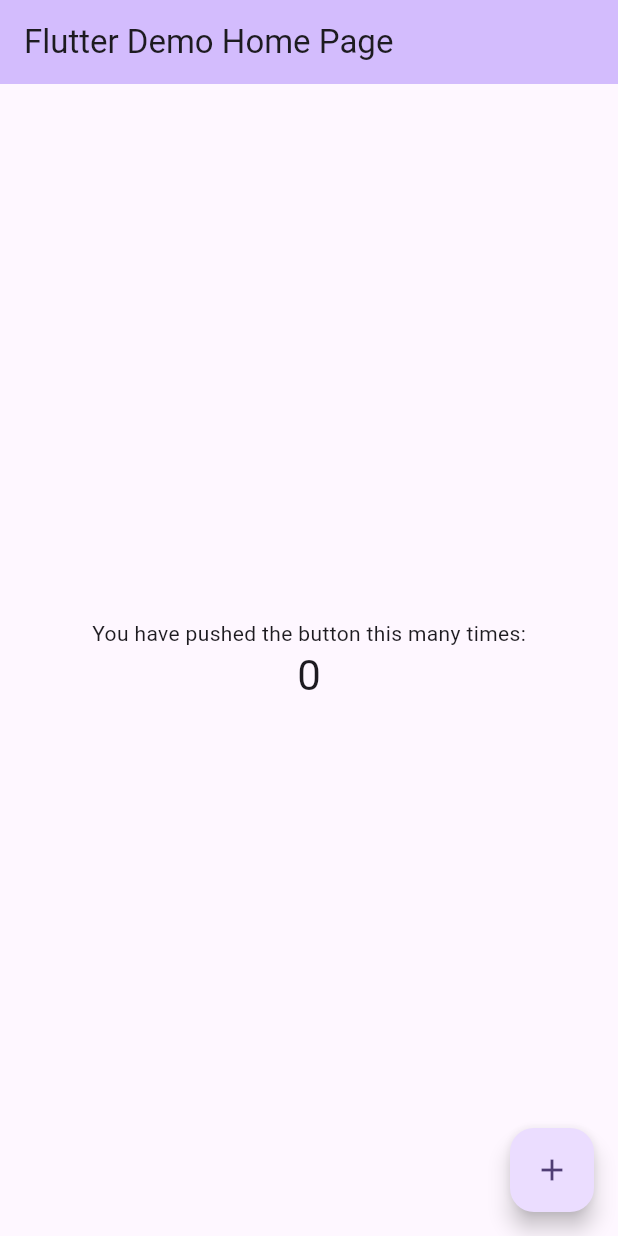
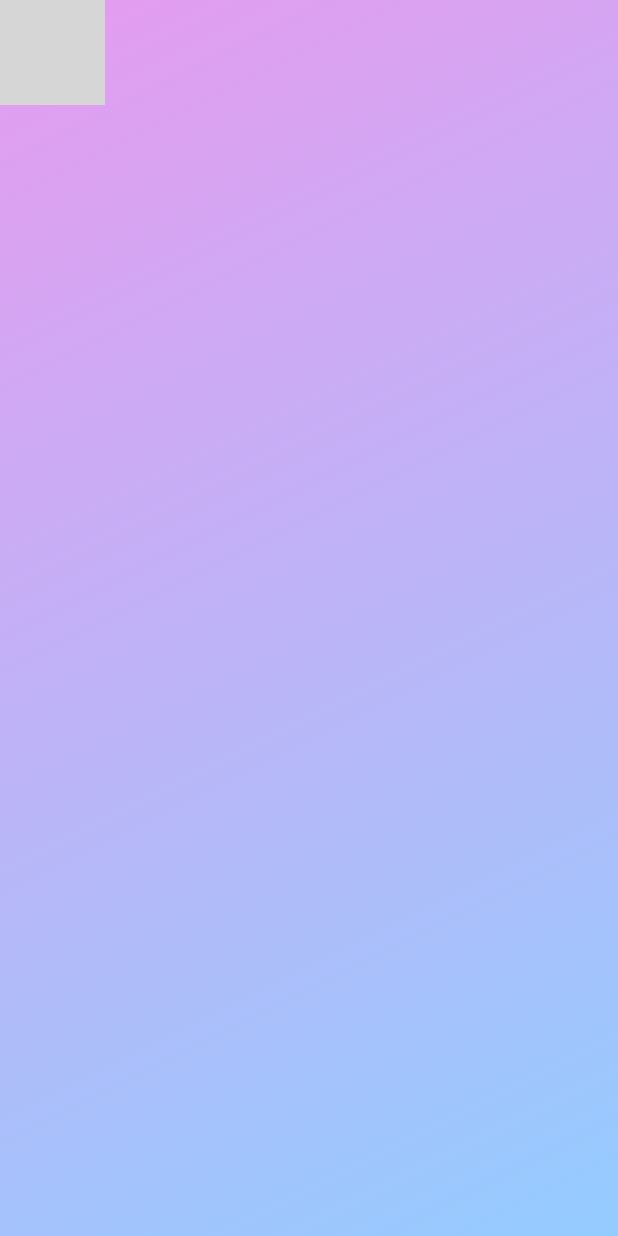
Before and after one commit to MohammedGhwil/Expense-Tracker, a Flutter app: the screen it shows after launch, on a phone screen of 412 x 824 dp. Run offline on Flutter 3.47's test engine with Material 2 defaults, Android fonts, the phone set to English and light mode, and no system bars; grey boxes are pictures that could not be loaded.

Commit message:
Project Initialization (Updated)

```diff
--- a/expense_tracker/lib/main.dart
+++ b/expense_tracker/lib/main.dart
@@ -1,3 +1,4 @@
+import 'package:expense_tracker/pages/login_page.dart';
 import 'package:flutter/material.dart';
 
 void main() {
@@ -9,61 +10,9 @@ class MyApp extends StatelessWidget {
 
   @override
   Widget build(BuildContext context) {
-    return MaterialApp(
-      title: 'Flutter Demo',
-      theme: ThemeData(
-        colorScheme: ColorScheme.fromSeed(seedColor: Colors.deepPurple),
-        useMaterial3: true,
-      ),
-      home: const MyHomePage(title: 'Flutter Demo Home Page'),
+    return const MaterialApp(
+      debugShowCheckedModeBanner: false,
+      home: Login(),
     );
   }
 }
-
-class MyHomePage extends StatefulWidget {
-  const MyHomePage({super.key, required this.title});
-
-  final String title;
-
-  @override
-  State<MyHomePage> createState() => _MyHomePageState();
-}
-
-class _MyHomePageState extends State<MyHomePage> {
-  int _counter = 0;
-
-  void _incrementCounter() {
-    setState(() {
-      _counter++;
-    });
-  }
-
-  @override
-  Widget build(BuildContext context) {
-    return Scaffold(
-      appBar: AppBar(
-        backgroundColor: Theme.of(context).colorScheme.inversePrimary,
-        title: Text(widget.title),
-      ),
-      body: Center(
-        child: Column(
-          mainAxisAlignment: MainAxisAlignment.center,
-          children: <Widget>[
-            const Text(
-              'You have pushed the button this many times:',
-            ),
-            Text(
-              '$_counter',
-              style: Theme.of(context).textTheme.headlineMedium,
-            ),
-          ],
-        ),
-      ),
-      floatingActionButton: FloatingActionButton(
-        onPressed: _incrementCounter,
-        tooltip: 'Increment',
-        child: const Icon(Icons.add),
-      ),
-    );
-  }
-}
--- /dev/null
+++ b/expense_tracker/lib/pages/login_page.dart
@@ -0,0 +1,28 @@
+import 'package:flutter/material.dart';
+
+class Login extends StatelessWidget {
+  const Login({super.key});
+
+  @override
+  Widget build(BuildContext context) {
+    return Container(
+        decoration: const BoxDecoration(
+            gradient: LinearGradient(
+                begin: Alignment.topLeft,
+                end: Alignment.bottomRight,
+                colors: [Color(0xffe69bef), Color(0xff94ccff)])),
+        child: Scaffold(
+            backgroundColor: Colors.transparent,
+            body: SafeArea(
+              child: Column(children: [
+                //icon
+                Image.asset('lib/icons/login-xxl.png', height: 70),
+                //username
+
+                //password
+
+                //log in
+              ]),
+            )));
+  }
+}
--- a/expense_tracker/pubspec.yaml
+++ b/expense_tracker/pubspec.yaml
@@ -59,9 +59,9 @@ flutter:
   uses-material-design: true
 
   # To add assets to your application, add an assets section, like this:
-  # assets:
-  #   - images/a_dot_burr.jpeg
-  #   - images/a_dot_ham.jpeg
+  assets:
+  - lib/icons/
+
 
   # An image asset can refer to one or more resolution-specific "variants", see
   # https://flutter.dev/assets-and-images/#resolution-aware
```
Also changed, not shown: expense_tracker/lib/Icons/login-xxl.png (added).
